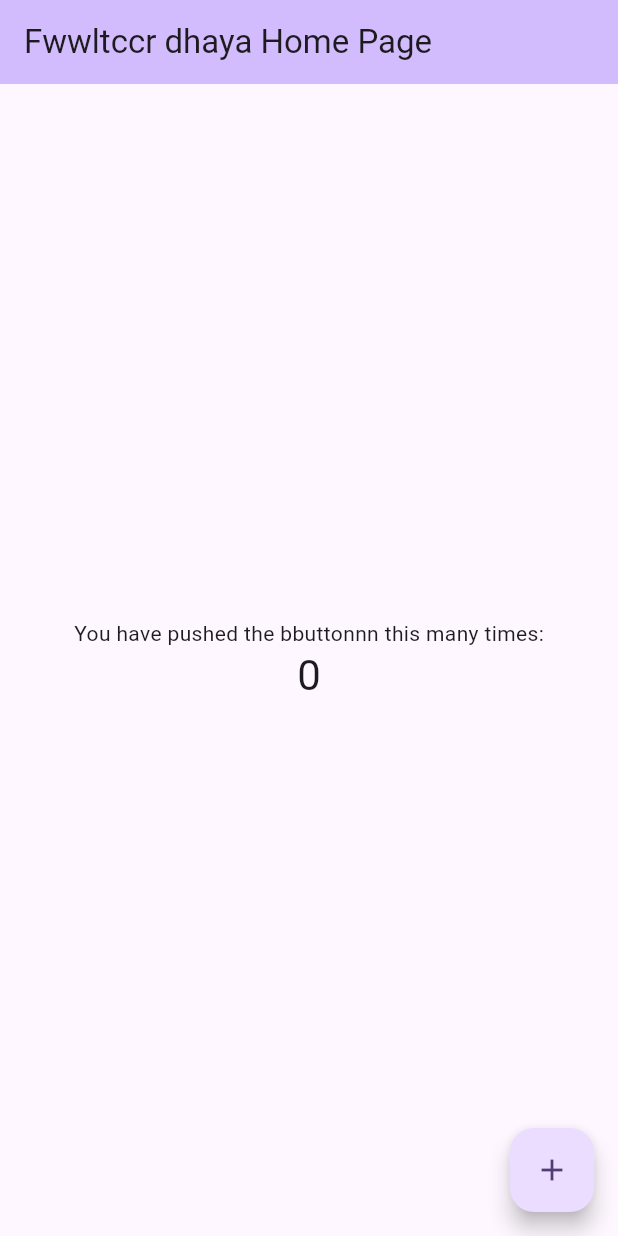
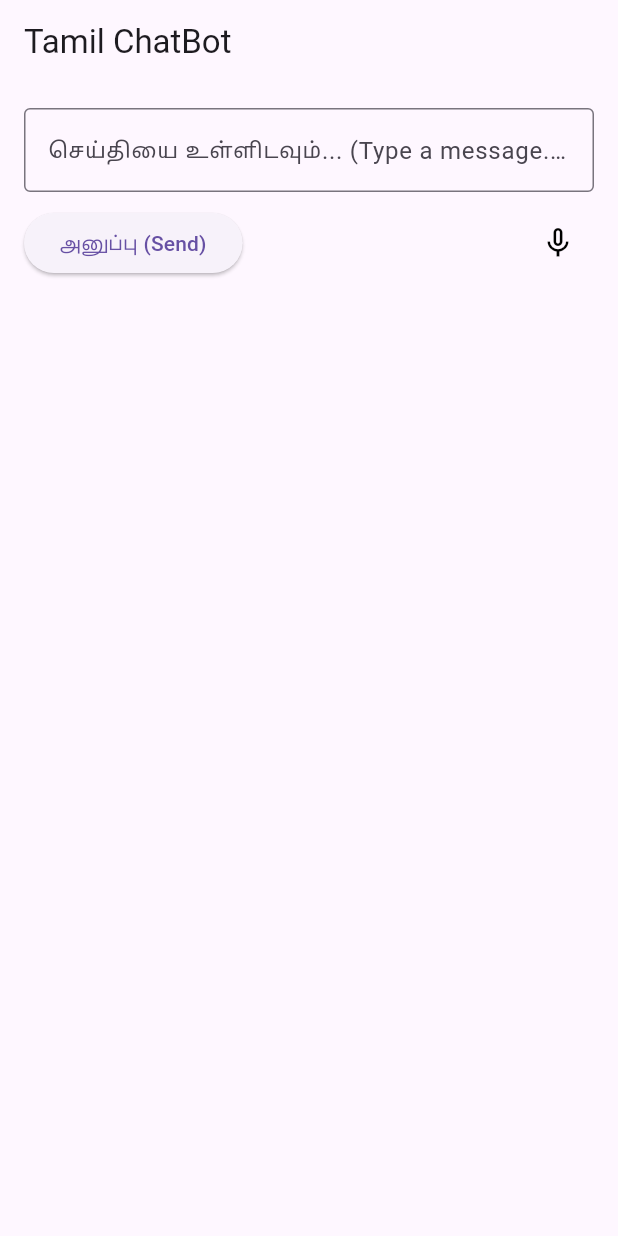
Before and after one commit to DhayananthB/proton, a Flutter app: the screen it shows after launch, on a phone screen of 412 x 824 dp. Run offline on Flutter 3.47's test engine with Material 3 defaults, Android fonts, the phone set to English and light mode, and no system bars; our stand-ins replace speech_to_text.

Commit message:
added speech to text

```diff
--- a/lib/main.dart
+++ b/lib/main.dart
@@ -1,122 +1,118 @@
 import 'package:flutter/material.dart';
+import 'package:speech_to_text/speech_to_text.dart' as stt;
 
-void main() {
-  runApp(const MyApp());
+class ChatBotPage extends StatefulWidget {
+  const ChatBotPage({super.key});
+
+  @override
+  ChatBotPageState createState() => ChatBotPageState();
 }
 
-class MyApp extends StatelessWidget {
-  const MyApp({super.key});
+class ChatBotPageState extends State<ChatBotPage> {
+  late stt.SpeechToText _speech;
+  bool _isListening = false;
+  final TextEditingController _textController = TextEditingController();
 
-  // This widget is the root of your application.
+  @override
+  void initState() {
+    super.initState();
+    _speech = stt.SpeechToText();
+    _checkAvailableLanguages(); // ✅ Check available languages
+  }
+
+  /// ✅ Check if Tamil is supported
+  Future<void> _checkAvailableLanguages() async {
+    await _speech.initialize();
+    List<stt.LocaleName> locales = await _speech.locales();
+
+    for (var locale in locales) {
+      debugPrint('Locale: ${locale.localeId}, Name: ${locale.name}');
+    }
+  }
+
+  /// ✅ Speech-to-Text with Tamil (`ta-IN`)
+  Future<void> _listen() async {
+    if (!_isListening) {
+      bool available = await _speech.initialize(
+        onStatus: (val) => debugPrint('onStatus: $val'),
+        onError: (val) => debugPrint('onError: $val'),
+      );
+
+      if (available) {
+        setState(() => _isListening = true);
+        _speech.listen(
+          onResult: (val) {
+            if (mounted) {
+              setState(() {
+                _textController.text = val.recognizedWords;
+              });
+            }
+          },
+          localeId: 'ta-IN', // ✅ Tamil Language Support
+        );
+      } else {
+        debugPrint('Microphone permissions denied.');
+      }
+    } else {
+      setState(() => _isListening = false);
+      _speech.stop();
+    }
+  }
+
+  @override
+  void dispose() {
+    _speech.stop();
+    _textController.dispose();
+    super.dispose();
+  }
+
   @override
   Widget build(BuildContext context) {
-    return MaterialApp(
-      title: 'Flutter Demo',
-      theme: ThemeData(
-        // This is the theme of your application.
-        //
-        // TRY THIS: Try running your application with "flutter run". You'll see
-        // the application has a purple toolbar. Then, without quitting the app,
-        // try changing the seedColor in the colorScheme below to Colors.green
-        // and then invoke "hot reload" (save your changes or press the "hot
-        // reload" button in a Flutter-supported IDE, or press "r" if you used
-        // the command line to start the app).
-        //
-        // Notice that the counter didn't reset back to zero; the application
-        // state is not lost during the reload. To reset the state, use hot
-        // restart instead.
-        //
-        // This works for code too, not just values: Most code changes can be
-        // tested with just a hot reload.
-        colorScheme: ColorScheme.fromSeed(seedColor: Colors.deepPurple),
+    return Scaffold(
+      appBar: AppBar(
+        title: const Text('Tamil ChatBot'),
       ),
-      home: const MyHomePage(title: 'Fwwltccr dhaya Home Page'),
+      body: Padding(
+        padding: const EdgeInsets.all(16.0),
+        child: Column(
+          children: [
+            TextField(
+              controller: _textController,
+              decoration: const InputDecoration(
+                border: OutlineInputBorder(),
+                hintText: 'செய்தியை உள்ளிடவும்... (Type a message...)',
+              ),
+            ),
+            const SizedBox(height: 10),
+            Row(
+              mainAxisAlignment: MainAxisAlignment.spaceBetween,
+              children: [
+                ElevatedButton(
+                  onPressed: () {
+                    debugPrint('Message sent: ${_textController.text}');
+                    _textController.clear(); // Clear input after sending
+                  },
+                  child: const Text('அனுப்பு (Send)'),
+                ),
+                IconButton(
+                  icon: Icon(
+                    _isListening ? Icons.mic : Icons.mic_none,
+                    color: _isListening ? Colors.red : Colors.black,
+                  ),
+                  onPressed: _listen,
+                ),
+              ],
+            ),
+          ],
+        ),
+      ),
     );
   }
 }
 
-class MyHomePage extends StatefulWidget {
-  const MyHomePage({super.key, required this.title});
-
-  // This widget is the home page of your application. It is stateful, meaning
-  // that it has a State object (defined below) that contains fields that affect
-  // how it looks.
-
-  // This class is the configuration for the state. It holds the values (in this
-  // case the title) provided by the parent (in this case the App widget) and
-  // used by the build method of the State. Fields in a Widget subclass are
-  // always marked "final".
-
-  final String title;
-
-  @override
-  State<MyHomePage> createState() => _MyHomePageState();
+void main() {
+  runApp(const MaterialApp(
+    debugShowCheckedModeBanner: false,
+    home: ChatBotPage(),
+  ));
 }
-
-class _MyHomePageState extends State<MyHomePage> {
-  int _counter = 0;
-
-  void _incrementCounter() {
-    setState(() {
-      // This call to setState tells the Flutter framework that something has
-      // changed in this State, which causes it to rerun the build method below
-      // so that the display can reflect the updated values. If we changed
-      // _counter without calling setState(), then the build method would not be
-      // called again, and so nothing would appear to happen.
-      _counter++;
-    });
-  }
-
-  @override
-  Widget build(BuildContext context) {
-    // This method is rerun every time setState is called, for instance as done
-    // by the _incrementCounter method above.
-    //
-    // The Flutter framework has been optimized to make rerunning build methods
-    // fast, so that you can just rebuild anything that needs updating rather
-    // than having to individually change instances of widgets.
-    return Scaffold(
-      appBar: AppBar(
-        // TRY THIS: Try changing the color here to a specific color (to
-        // Colors.amber, perhaps?) and trigger a hot reload to see the AppBar
-        // change color while the other colors stay the same.
-        backgroundColor: Theme.of(context).colorScheme.inversePrimary,
-        // Here we take the value from the MyHomePage object that was created by
-        // the App.build method, and use it to set our appbar title.
-        title: Text(widget.title),
-      ),
-      body: Center(
-        // Center is a layout widget. It takes a single child and positions it
-        // in the middle of the parent.
-        child: Column(
-          // Column is also a layout widget. It takes a list of children and
-          // arranges them vertically. By default, it sizes itself to fit its
-          // children horizontally, and tries to be as tall as its parent.
-          //
-          // Column has various properties to control how it sizes itself and
-          // how it positions its children. Here we use mainAxisAlignment to
-          // center the children vertically; the main axis here is the vertical
-          // axis because Columns are vertical (the cross axis would be
-          // horizontal).
-          //
-          // TRY THIS: Invoke "debug painting" (choose the "Toggle Debug Paint"
-          // action in the IDE, or press "p" in the console), to see the
-          // wireframe for each widget.
-          mainAxisAlignment: MainAxisAlignment.center,
-          children: <Widget>[
-            const Text('You have pushed the bbuttonnn this many times:'),
-            Text(
-              '$_counter',
-              style: Theme.of(context).textTheme.headlineMedium,
-            ),
-          ],
-        ),
-      ),
-      floatingActionButton: FloatingActionButton(
-        onPressed: _incrementCounter,
-        tooltip: 'Increment',
-        child: const Icon(Icons.add),
-      ), // This trailing comma makes auto-formatting nicer for build methods.
-    );
-  }
-}
--- a/pubspec.yaml
+++ b/pubspec.yaml
@@ -31,9 +31,11 @@ dependencies:
   flutter:
     sdk: flutter
 
+
   # The following adds the Cupertino Icons font to your application.
   # Use with the CupertinoIcons class for iOS style icons.
   cupertino_icons: ^1.0.8
+  speech_to_text: ^7.0.0
 
 dev_dependencies:
   flutter_test:
```
Also changed, not shown: pubspec.lock, 4 other files.
